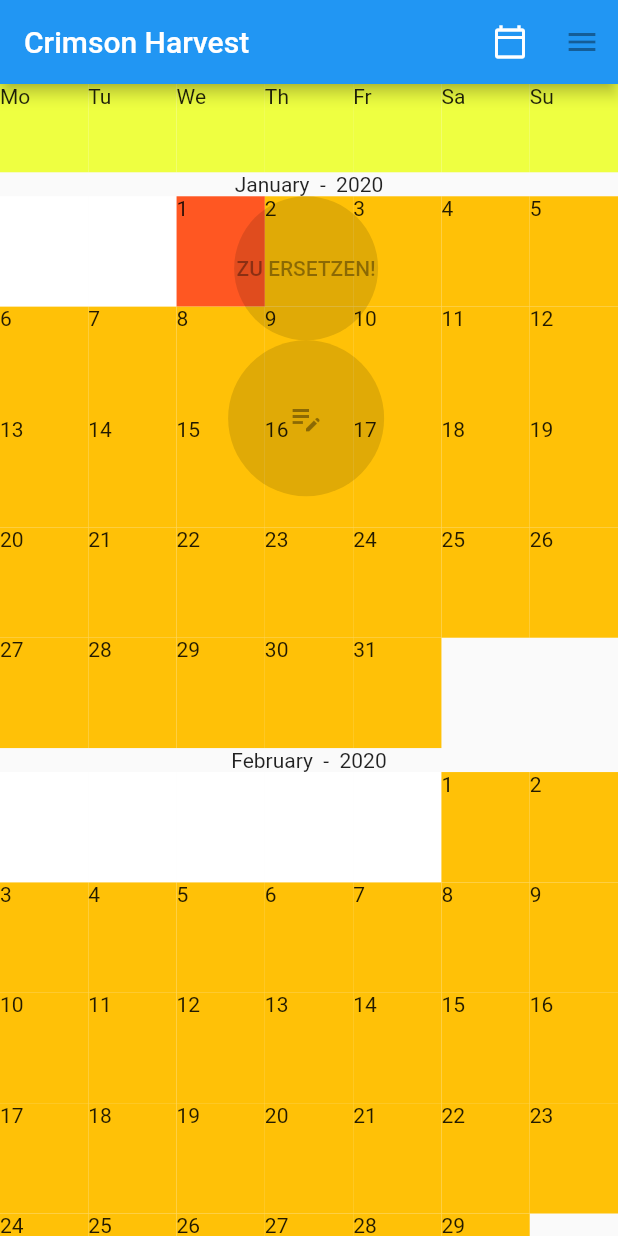
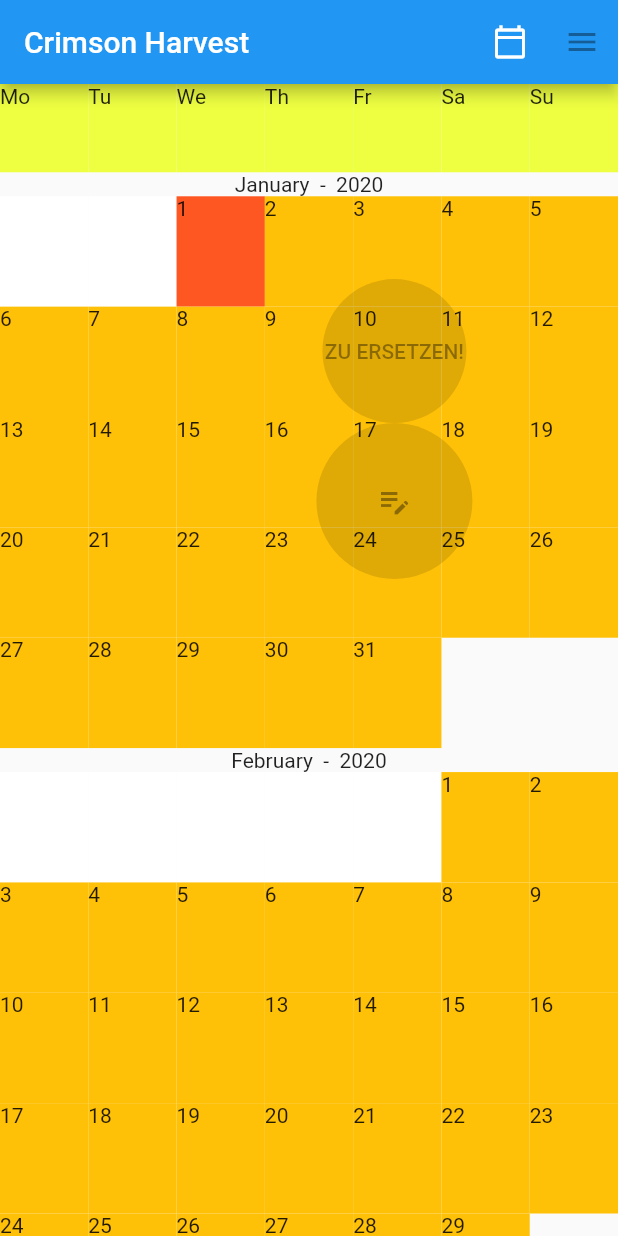
Before and after one commit to RobinRother/Crimson-Harvest, a Flutter app: the screen it shows after launch, after a tap on an icon or button, on a phone screen of 412 x 824 dp. Run offline on Flutter 3.47's test engine with Material 2 defaults, Android fonts, the phone set to English and light mode, and no system bars; drawn by our look-alikes of scrollable_positioned_list; our stand-ins replace hive, hive_flutter; accounts and stored records are empty; generated files the repository leaves out were written again.

Commit message:
position relative to screen poposition relative to screen poss

```diff
--- a/lib/calendar_view_route/day_grid.dart
+++ b/lib/calendar_view_route/day_grid.dart
@@ -39,7 +39,29 @@ class DayGrid extends StatelessWidget{
     }
   }
 
+  Offset _calculateButtonOffset(BuildContext context, RenderBox renderBox){
+    Offset position = renderBox.localToGlobal(Offset.zero);
+    double screenHeight = MediaQuery.of(context).size.height;
+    double screenWidth = MediaQuery.of(context).size.width;
+    Size daySize = renderBox.size;
+    // how do i get this? !!!!!!!!!!!!!!!!!
+    Size buttonSize = Size(150.0, 8.0);
+    double offsetWidth = daySize.width + 0;
+    double offsetHeight = daySize.height * 0.75;
+
+    if(position.dx > screenWidth*0.6){
+      offsetWidth = -buttonSize.width;
+    }
+    // do i need top limit?
+    if(position.dy > screenHeight*0.6){
+      offsetHeight = -daySize.height*0.75;
+    }
+
+    return Offset(offsetWidth, offsetHeight);
+  }
+
   void _showOverlay(BuildContext context){
+    final renderBox = context.findRenderObject() as RenderBox;
     OverlayState? overlayState = Overlay.of(context);
     overlayEntry = OverlayEntry(
       builder: (context) {
@@ -51,8 +73,9 @@ class DayGrid extends StatelessWidget{
               },
             ),
             CompositedTransformFollower(
+              showWhenUnlinked: false,
               link: layerLink,
-
+              offset: _calculateButtonOffset(context, renderBox),
               child: DayInteractionOverlay(),
             ),
           ],
```
